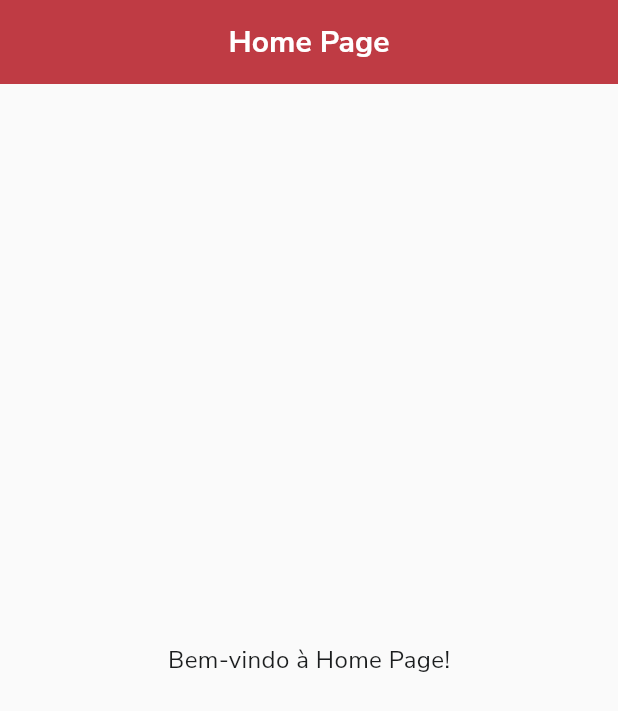
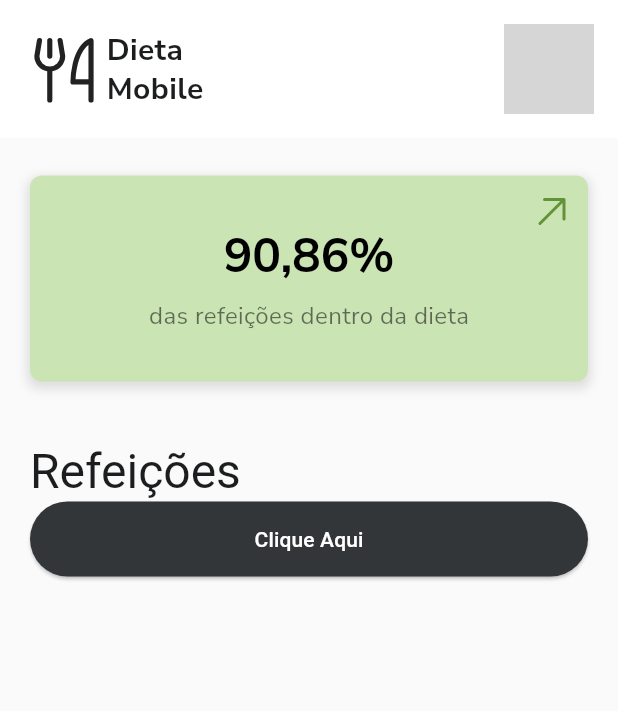
Before and after one commit to ArturAfonso/dieta_mobile, a Flutter app: the screen it shows after launch, on a phone screen of 412 x 824 dp. Shown: the top 711 px of the screen. Run offline on Flutter 3.47's test engine with Material 2 defaults, Android fonts, the phone set to English and light mode, and no system bars; our stand-ins replace device_info_plus, flutter_vector_icons, get, get_storage, google_fonts, group_button and 3 more; missing offline and left inert: validatorless; accounts and stored records are empty; network calls fail; grey boxes are pictures that could not be loaded.

Commit message:
wip: criação dos botoes padrao

```diff
--- a/lib/app/data/theme/themes.dart
+++ b/lib/app/data/theme/themes.dart
@@ -5,6 +5,17 @@ import 'package:google_fonts/google_fonts.dart';
 part 'color_schemes.g.dart';
 
 ThemeData get lightTheme => ThemeData(
+      elevatedButtonTheme: ElevatedButtonThemeData(
+        style: ButtonStyle(
+          backgroundColor: MaterialStateProperty.resolveWith<Color>((states) {
+            if (states.contains(MaterialState.pressed)) {
+              return _lightColorScheme.onSurface;
+            }
+            return _lightColorScheme.onSurfaceVariant;
+          }),
+          foregroundColor: MaterialStateProperty.all<Color>(Colors.white),
+        ),
+      ),
       textTheme: GoogleFonts.nunitoSansTextTheme(
         const TextTheme(
           bodyLarge: TextStyle(fontSize: 18, height: 1.3),
@@ -26,17 +37,33 @@ ThemeData get lightTheme => ThemeData(
           ),
         ),
         centerTitle: true,
-        backgroundColor: _lightColorScheme.primary,
+        backgroundColor: _lightColorScheme.onPrimary,
         iconTheme: IconThemeData(color: _lightColorScheme.onPrimary),
       ),
       floatingActionButtonTheme: FloatingActionButtonThemeData(
-        backgroundColor: _lightColorScheme.primary,
+        backgroundColor: _lightColorScheme.onPrimary,
         foregroundColor: _lightColorScheme.onPrimary,
       ),
       segmentedButtonTheme: _segmentedButtonTheme,
     );
 
 ThemeData get darkTheme => ThemeData(
+      elevatedButtonTheme: ElevatedButtonThemeData(
+        style: ButtonStyle(
+          backgroundColor: MaterialStateProperty.resolveWith<Color>((states) {
+            if (states.contains(MaterialState.pressed)) {
+              return _darkColorScheme.surface;
+            }
+            return _darkColorScheme.onSurface;
+          }),
+          foregroundColor: MaterialStateProperty.all<Color>(Colors.white),
+          shape: MaterialStateProperty.all<RoundedRectangleBorder>(
+            RoundedRectangleBorder(
+              borderRadius: BorderRadius.circular(8.0),
+            ),
+          ),
+        ),
+      ),
       textTheme: GoogleFonts.nunitoSansTextTheme(
         const TextTheme(
           bodyLarge: TextStyle(fontSize: 18, height: 1.3),
@@ -58,7 +85,7 @@ ThemeData get darkTheme => ThemeData(
           ),
         ),
         centerTitle: true,
-        backgroundColor: _darkColorScheme.primary,
+        backgroundColor: _darkColorScheme.onPrimary,
         iconTheme: IconThemeData(color: _darkColorScheme.onPrimary),
       ),
       segmentedButtonTheme: _segmentedButtonTheme,
--- a/lib/app/modules/home/views/home_view.dart
+++ b/lib/app/modules/home/views/home_view.dart
@@ -1,11 +1,7 @@
-import 'package:dieta_mobile/app/modules/alimentos/views/alimentos_view.dart';
-import 'package:dieta_mobile/app/modules/home/components/bottom_bar.dart';
-import 'package:dieta_mobile/app/modules/informacoes/views/informacoes_view.dart';
-import 'package:dieta_mobile/app/modules/metas/views/metas_view.dart';
-import 'package:dieta_mobile/app/modules/refeicoes/views/refeicoes_view.dart';
 import 'package:flutter/material.dart';
 
 import 'package:get/get.dart';
+import 'package:phosphor_flutter/phosphor_flutter.dart';
 
 import '../controllers/home_controller.dart';
 
@@ -14,12 +10,92 @@ class HomeView extends GetView<HomeController> {
 
   @override
   Widget build(BuildContext context) {
-    return Scaffold(
-      appBar: AppBar(
-        title: const Text('Home Page'),
-      ),
-      body: const Center(
-        child: Text('Bem-vindo à Home Page!'),
+    final screenWidth = MediaQuery.of(context).size.width;
+    final screenHeight = MediaQuery.of(context).size.height;
+
+    return SafeArea(
+      child: Scaffold(
+        appBar: const PreferredSize(
+          preferredSize: Size.fromHeight(100),
+          child: CustomAppBarHome(),
+        ),
+        body: Padding(
+          padding: const EdgeInsets.only(top: 25.0, left: 20.0, right: 20.0),
+          child: Column(
+            mainAxisAlignment: MainAxisAlignment.start,
+            crossAxisAlignment: CrossAxisAlignment.center,
+            children: [
+              Center(
+                child: Container(
+                  width: screenWidth,
+                  height: screenHeight / 6,
+                  decoration: BoxDecoration(
+                    color: Theme.of(context).colorScheme.secondaryContainer,
+                    borderRadius: BorderRadius.circular(8.0),
+                    boxShadow: [
+                      BoxShadow(
+                        color: Colors.grey.withOpacity(0.3),
+                        spreadRadius: 2,
+                        blurRadius: 5,
+                        offset: const Offset(0, 3), // changes position of shadow
+                      ),
+                    ],
+                  ),
+                  child: Stack(
+                    children: [
+                      // Ícone no canto superior direito
+                      Positioned(
+                        top: 8,
+                        right: 8,
+                        child: Icon(
+                          PhosphorIcons.arrowUpRight,
+                          size: 32.0,
+                          color: Theme.of(context).colorScheme.onSecondaryContainer,
+                        ),
+                      ),
+
+                      Center(
+                        child: Column(
+                          mainAxisSize: MainAxisSize.min,
+                          children: [
+                            Text(
+                              '90,86%',
+                              style: Theme.of(context).textTheme.displayLarge?.copyWith(
+                                    fontWeight: FontWeight.bold,
+                                    color: Colors.black,
+                                  ),
+                            ),
+                            const SizedBox(height: 8.0),
+                            Text(
+                              'das refeições dentro da dieta',
+                              style: Theme.of(context).textTheme.bodyMedium?.copyWith(
+                                    color: Colors.black54,
+                                  ),
+                            ),
+                          ],
+                        ),
+                      ),
+                    ],
+                  ),
+                ),
+              ),
+              const SizedBox(height: 40),
+              Align(
+                  alignment: Alignment.centerLeft,
+                  child: Text('Refeições', style: Theme.of(context).textTheme.headlineLarge)),
+              SizedBox(
+                width: double.infinity, // Largura total disponível
+                height: 50.0, // Altura do botão
+                child: ElevatedButton(
+                  onPressed: () {
+                    // Ação do botão
+                  },
+                  child: const Text('Clique Aqui'),
+                ),
+              ),
+            ],
+          ),
+        ),
       ),
     );
   }
@@ -48,3 +124,61 @@ class HomeView extends GetView<HomeController> {
     );
   } */
 }
+
+class CustomAppBarHome extends StatelessWidget {
+  const CustomAppBarHome({
+    super.key,
+  });
+
+  @override
+  Widget build(BuildContext context) {
+    return Container(
+      color: Theme.of(context).appBarTheme.backgroundColor,
+      child: SafeArea(
+        child: Container(
+          margin: const EdgeInsets.only(top: 16.0, left: 16.0, right: 16.0, bottom: 16),
+          child: Row(
+            mainAxisAlignment: MainAxisAlignment.spaceBetween,
+            children: [
+              Container(
+                child: Row(
+                  children: [
+                    const Icon(
+                      PhosphorIcons.forkKnife,
+                      size: 55.0,
+                      weight: 500,
+                      semanticLabel: 'Logo do app',
+                    ),
+                    Column(
+                      mainAxisAlignment: MainAxisAlignment.start,
+                      crossAxisAlignment: CrossAxisAlignment.start,
+                      mainAxisSize: MainAxisSize.min,
+                      children: const [
+                        Text(
+                          'Dieta',
+                          style: TextStyle(fontWeight: FontWeight.bold, fontSize: 20),
+                        ),
+                        Text(
+                          'Mobile',
+                          style: TextStyle(fontWeight: FontWeight.bold, fontSize: 20),
+                        ),
+                      ],
+                    )
+                  ],
+                ),
+              ),
+              const Hero(
+                tag: 'user-avatar',
+                child: CircleAvatar(
+                  radius: 30,
+                  backgroundImage: NetworkImage(
+                      'https://img.freepik.com/fotos-gratis/retrato-de-homem-branco-isolado_53876-40306.jpg'),
+                ),
+              ),
+            ],
+          ),
+        ),
+      ),
+    );
+  }
+}
```
